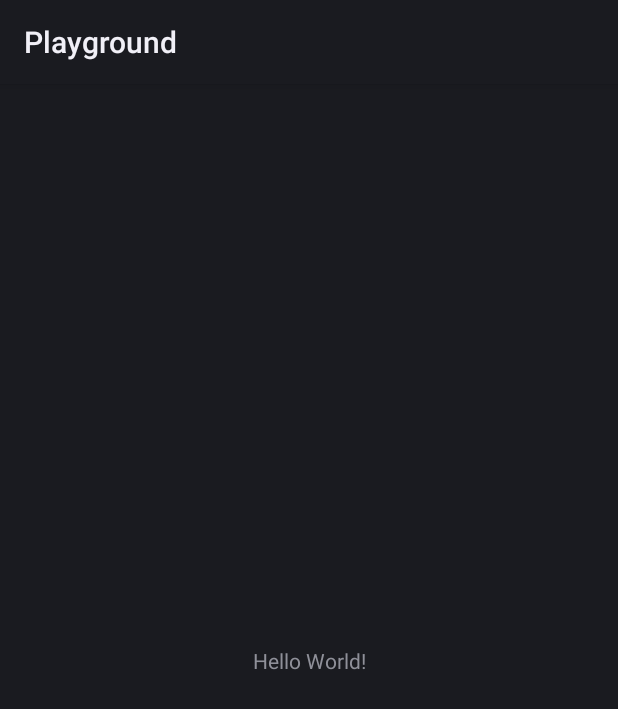
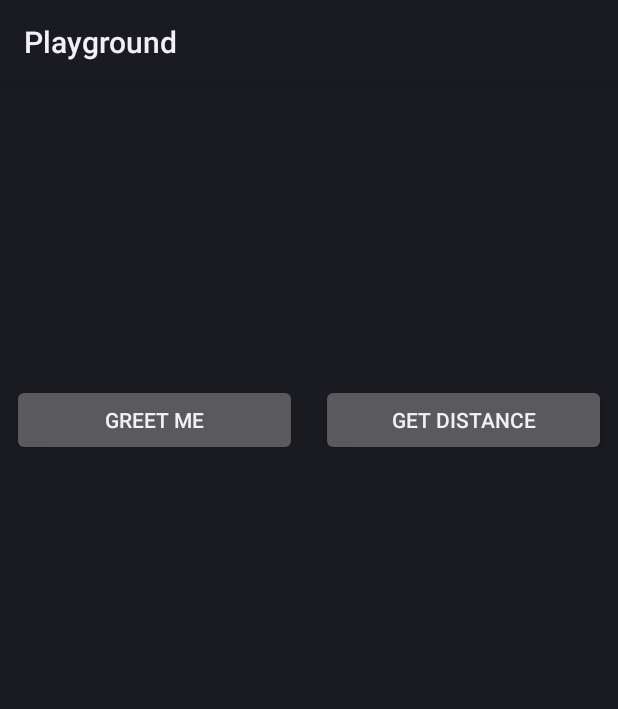
Before and after one commit to CodingAleCR/things-playground, an Android app: the layout activity_main.xml on its own in the app's theme, with its tools: preview values and no code run, on a phone screen of 412 x 824 dp. Shown: the top 709 px of the screen. Run offline under Robolectric (Android 15) with nearby library versions, the phone set to English and light mode, and no system bars.

Commit message:
Ultrasonic distance measurement with slave is done

```diff
--- a/app/src/main/res/layout/activity_main.xml
+++ b/app/src/main/res/layout/activity_main.xml
@@ -6,14 +6,48 @@
     android:layout_height="match_parent"
     tools:context=".MainActivity">
 
+    <Button
+        android:id="@+id/btnGreet"
+        android:layout_width="0dp"
+        android:layout_height="wrap_content"
+        android:layout_marginStart="8dp"
+        android:layout_marginTop="16dp"
+        android:layout_marginEnd="8dp"
+        android:text="Greet Me"
+        app:layout_constraintEnd_toStartOf="@+id/btnDistance"
+        app:layout_constraintStart_toStartOf="parent"
+        app:layout_constraintTop_toBottomOf="@+id/tvMessages" />
+
+    <Button
+        android:id="@+id/btnDistance"
+        android:layout_width="0dp"
+        android:layout_height="wrap_content"
+        android:layout_marginStart="8dp"
+        android:layout_marginTop="16dp"
+        android:layout_marginEnd="8dp"
+        android:text="Get Distance"
+        app:layout_constraintEnd_toEndOf="parent"
+        app:layout_constraintStart_toEndOf="@+id/btnGreet"
+        app:layout_constraintTop_toBottomOf="@+id/tvMessages" />
+
     <TextView
-        android:id="@+id/tv_information"
+        android:id="@+id/tvMessages"
+        android:layout_width="0dp"
+        android:layout_height="0dp"
+        android:layout_marginStart="8dp"
+        android:layout_marginTop="8dp"
+        android:layout_marginEnd="8dp"
+        android:layout_marginBottom="8dp"
+        app:layout_constraintBottom_toTopOf="@+id/guideline"
+        app:layout_constraintEnd_toEndOf="parent"
+        app:layout_constraintStart_toStartOf="parent"
+        app:layout_constraintTop_toTopOf="parent" />
+
+    <android.support.constraint.Guideline
+        android:id="@+id/guideline"
         android:layout_width="wrap_content"
         android:layout_height="wrap_content"
-        android:text="Hello World!"
-        app:layout_constraintBottom_toBottomOf="parent"
-        app:layout_constraintLeft_toLeftOf="parent"
-        app:layout_constraintRight_toRightOf="parent"
-        app:layout_constraintTop_toTopOf="parent" />
+        android:orientation="horizontal"
+        app:layout_constraintGuide_percent="0.25" />
 
 </android.support.constraint.ConstraintLayout>
```
Also changed, not shown: app/src/main/java/cr/codingale/playground/MainActivity.java (+82 -87 lines).
